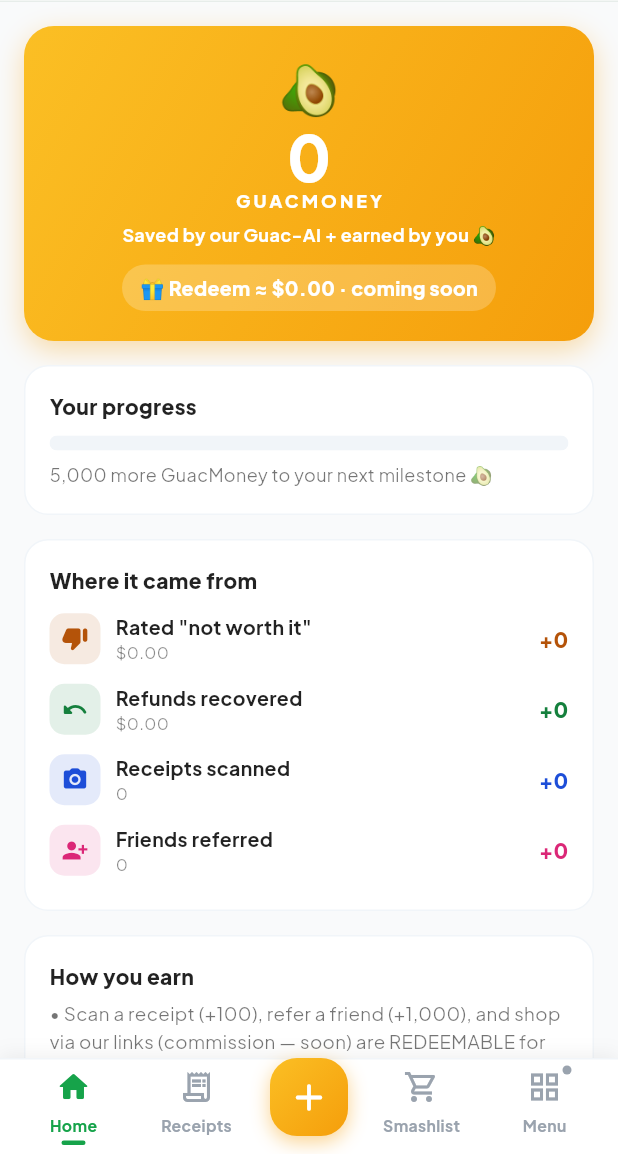
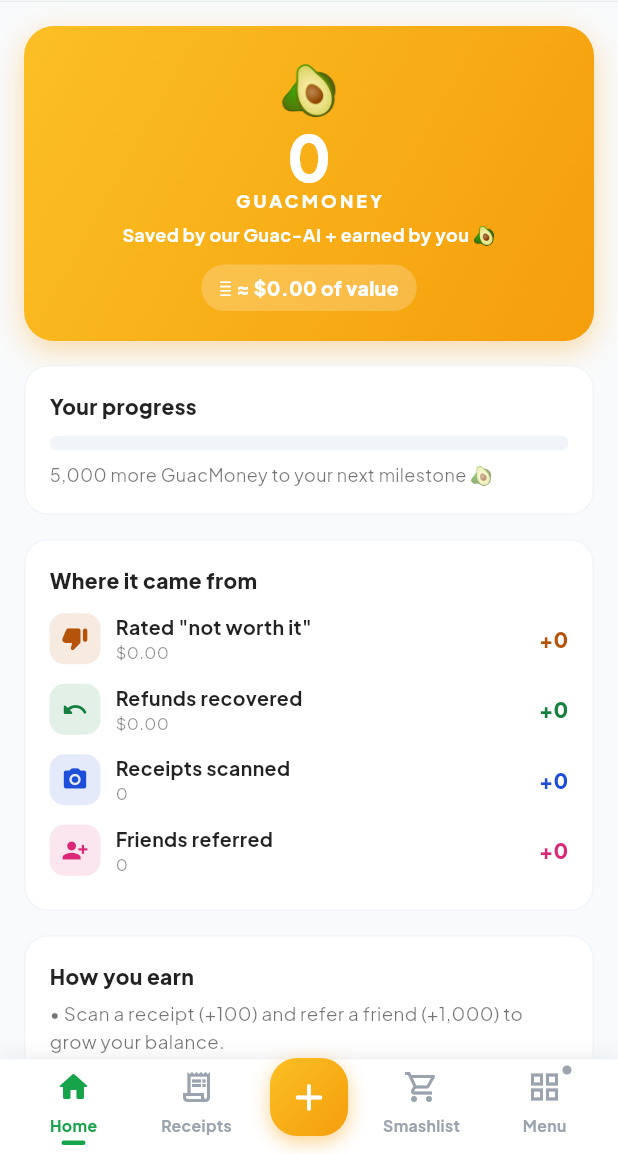
Before and after one commit to ramsrivatsasa/getguac, a Flutter app: the GuacMoneyScreen screen opened by its route, on a phone screen of 412 x 824 dp, the part 82-1236 px from its top. Run offline on Flutter 3.47's test engine with Material 3 defaults, Android fonts, the phone set to English and light mode, and no system bars; our stand-ins replace firebase_core, firebase_messaging, fl_chart, flutter_local_notifications, flutter_secure_storage, flutter_svg and 15 more; missing offline and left inert: receive_sharing_intent; accounts and stored records are empty; network calls fail.

Commit message:
fix(mobile): GuacMoney shows value kept, drops the redeem-coming-soon claim
Pill now reads 'aprx $X of value' from the total balance (web-tile
parity) and the How-you-earn copy no longer promises gift-card
redemption; unused guacMoneyRedeemable helper removed.

Co-Authored-By: Claude Fable 5 <noreply@anthropic.com>

```diff
--- a/mobile/lib/screens/guacmoney/guacmoney_screen.dart
+++ b/mobile/lib/screens/guacmoney/guacmoney_screen.dart
@@ -7,7 +7,8 @@ import '../../theme/gg_design.dart';
 
 /// GuacMoney — one balance combining the money our Guac-AI saved you
 /// (not-worth-it ratings + refunds, $-for-$) plus engagement (scan +100,
-/// refer +1,000). 1,000 GuacMoney = $1, redeemable — coming soon.
+/// refer +1,000). 1,000 GuacMoney = $1 of VALUE — never a redeem claim
+/// (the saved $ is the user's own money); wording mirrors the web tile.
 class GuacMoneyScreen extends StatefulWidget {
   const GuacMoneyScreen({super.key});
   @override
@@ -62,7 +63,7 @@ class _GuacMoneyScreenState extends State<GuacMoneyScreen> {
           final d = snap.data ?? const _Gm(notWorth: 0, refunds: 0, rated: 0, receipts: 0, referrals: 0);
           final saved = d.notWorth + d.refunds;
           final points = guacMoneyPoints(receipts: d.receipts, referrals: d.referrals, savedDollars: saved);
-          final redeemableUsd = gmToUsd(guacMoneyRedeemable(receipts: d.receipts, referrals: d.referrals));
+          final valueUsd = gmToUsd(points);
           final into = points % kGmRewardStep;
           final toNext = kGmRewardStep - into;
           final progress = kGmRewardStep == 0 ? 0.0 : into / kGmRewardStep;
@@ -90,7 +91,7 @@ class _GuacMoneyScreenState extends State<GuacMoneyScreen> {
                 Container(
                   padding: const EdgeInsets.symmetric(horizontal: 12, vertical: 6),
                   decoration: BoxDecoration(color: Colors.white.withValues(alpha: 0.22), borderRadius: BorderRadius.circular(20)),
-                  child: Text('🎁 Redeem ≈ \$${redeemableUsd.toStringAsFixed(2)} · coming soon',
+                  child: Text('🪙 ≈ \$${valueUsd.toStringAsFixed(2)} of value',
                     style: TextStyle(color: Colors.white, fontWeight: FontWeight.w900, fontSize: 13, fontVariations: ggWght(FontWeight.w900))),
                 ),
               ]),
@@ -144,7 +145,7 @@ class _GuacMoneyScreenState extends State<GuacMoneyScreen> {
             _card(Column(crossAxisAlignment: CrossAxisAlignment.start, children: [
               Text('How you earn', style: TextStyle(fontWeight: FontWeight.w800, fontVariations: ggWght(FontWeight.w800))),
               const SizedBox(height: 6),
-              const Text('• Scan a receipt (+100), refer a friend (+1,000), and shop via our links (commission — soon) are REDEEMABLE for gift cards, coming soon.\n• Rate purchases "not worth it" + refunds you recover are money our Guac-AI saved you — yours to keep, shown as value.\n• 1,000 GuacMoney = \$1.',
+              const Text('• Scan a receipt (+100) and refer a friend (+1,000) to grow your balance.\n• Rate purchases "not worth it" + refunds you recover are money our Guac-AI saved you — yours to keep.\n• 1,000 GuacMoney = \$1 of value.',
                 style: TextStyle(fontSize: 12.5, color: Colors.black54, height: 1.5)),
             ])),
             const SizedBox(height: 16),
--- a/mobile/lib/services/guac_money_service.dart
+++ b/mobile/lib/services/guac_money_service.dart
@@ -116,12 +116,14 @@ String formatGuacMoney(double amount) {
   return '\$${amount.toStringAsFixed(2)}';
 }
 
-// ── GuacMoney (1000 GM = $1; redeemable — coming soon) ──────────────
+// ── GuacMoney (1000 GM = $1 of VALUE — never a redeem claim) ─────────
 // One umbrella balance combining:
 //   • Money our Guac-AI saved you ($-for-$): purchases rated "not worth it"
 //     (rating ≤ 2, you won't re-buy) + refunds recovered.  → ×1000 GM per $1
 //   • Engagement: scan a receipt (+100), refer a friend (+1,000).
-const int kGmPerDollar   = 1000;  // 1000 GuacMoney = $1 (redeemable later)
+// The saved $ is the user's OWN money, so the balance is presented as
+// value kept, matching the web dashboard tile.
+const int kGmPerDollar   = 1000;  // 1000 GuacMoney = $1 of value
 const int kGmPerReceipt  = 100;   // every receipt scanned
 const int kGmPerReferral = 1000;  // every friend who joins
 const int kGmRewardStep  = 5000;  // next milestone (= $5)
@@ -130,12 +132,6 @@ const String kGmTagline = 'Saved by our Guac-AI + earned by you 🥑';
 /// Total GuacMoney = saved $ (×1000) + receipts (×100) + referrals (×1000).
 int guacMoneyPoints({required int receipts, required int referrals, required double savedDollars}) =>
     receipts * kGmPerReceipt + referrals * kGmPerReferral + gmPointsFromSaved(savedDollars);
-
-/// REDEEMABLE slice (gift cards — coming soon): only what we award you —
-/// scanning, referrals, and affiliate commission. The "saved $" portion is
-/// YOUR own money, so it's shown as value, not redeemable.
-int guacMoneyRedeemable({required int receipts, required int referrals, int affiliatePoints = 0}) =>
-    receipts * kGmPerReceipt + referrals * kGmPerReferral + affiliatePoints;
 
 /// Count of the user's successful referrals (rows in `referrals`).
 Future<int> fetchReferralCount() async {
```
